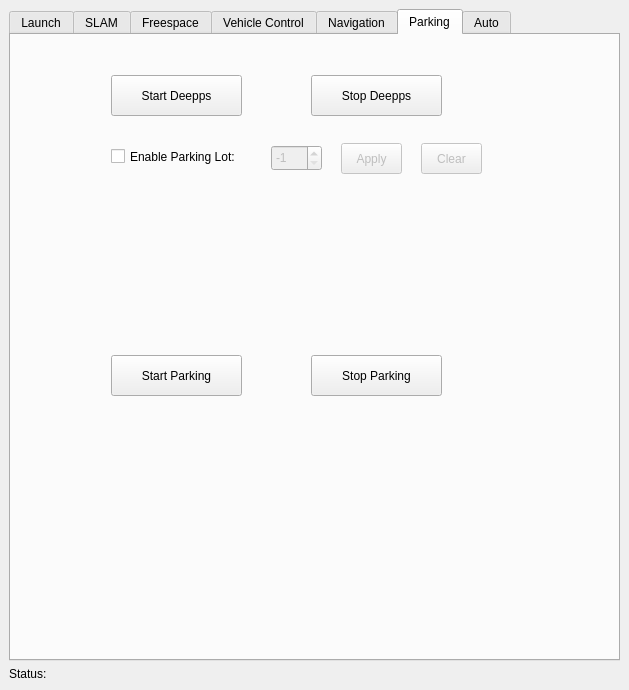
Qt form src/rqt_state_machine/state_machine_controller.ui (JingruiYu/rqt_state_machine) before a commit.
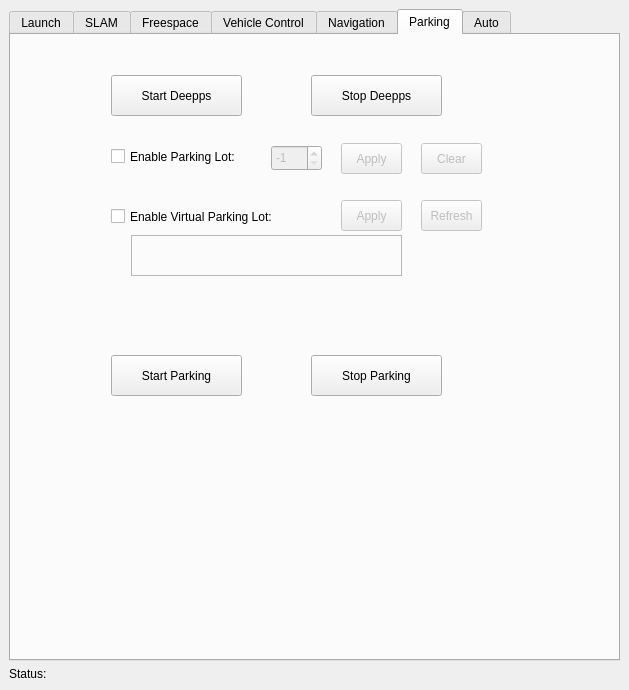
The same form after that commit. The open tabs and pages were chosen to show the change.

Commit message: add function to enable virtual parkinglot

What changed in the file:
```diff
--- a/src/rqt_state_machine/state_machine_controller.ui
+++ b/src/rqt_state_machine/state_machine_controller.ui
@@ -1588,6 +1588,70 @@
            <string>Clear</string>
           </property>
          </widget>
+         <widget class="QCheckBox" name="enableVirtualParkinglot">
+          <property name="geometry">
+           <rect>
+            <x>100</x>
+            <y>170</y>
+            <width>211</width>
+            <height>23</height>
+           </rect>
+          </property>
+          <property name="text">
+           <string>Enable Virtual Parking Lot:</string>
+          </property>
+         </widget>
+         <widget class="QPushButton" name="refreshVirtualParkinglot">
+          <property name="enabled">
+           <bool>false</bool>
+          </property>
+          <property name="geometry">
+           <rect>
+            <x>410</x>
+            <y>165</y>
+            <width>61</width>
+            <height>31</height>
+           </rect>
+          </property>
+          <property name="text">
+           <string>Refresh</string>
+          </property>
+         </widget>
+         <widget class="QPushButton" name="applyVirtualParkinglot">
+          <property name="enabled">
+           <bool>false</bool>
+          </property>
+          <property name="geometry">
+           <rect>
+            <x>330</x>
+            <y>165</y>
+            <width>61</width>
+            <height>31</height>
+           </rect>
+          </property>
+          <property name="text">
+           <string>Apply</string>
+          </property>
+         </widget>
+         <widget class="QLabel" name="statusVirtualParkinglot">
+          <property name="geometry">
+           <rect>
+            <x>120</x>
+            <y>200</y>
+            <width>271</width>
+            <height>41</height>
+           </rect>
+          </property>
+          <property name="frameShape">
+           <enum>QFrame::StyledPanel</enum>
+          </property>
+          <property name="frameShadow">
+           <enum>QFrame::Plain</enum>
+          </property>
+          <property name="text">
+           <string/>
+          </property>
+         </widget>
         </widget>
         <widget class="QWidget" name="tabAuto">
          <property name="focusPolicy">
```
Left out of the diff: 6 changed lines with no effect on the pictures. The commit also changes 2 other files.
